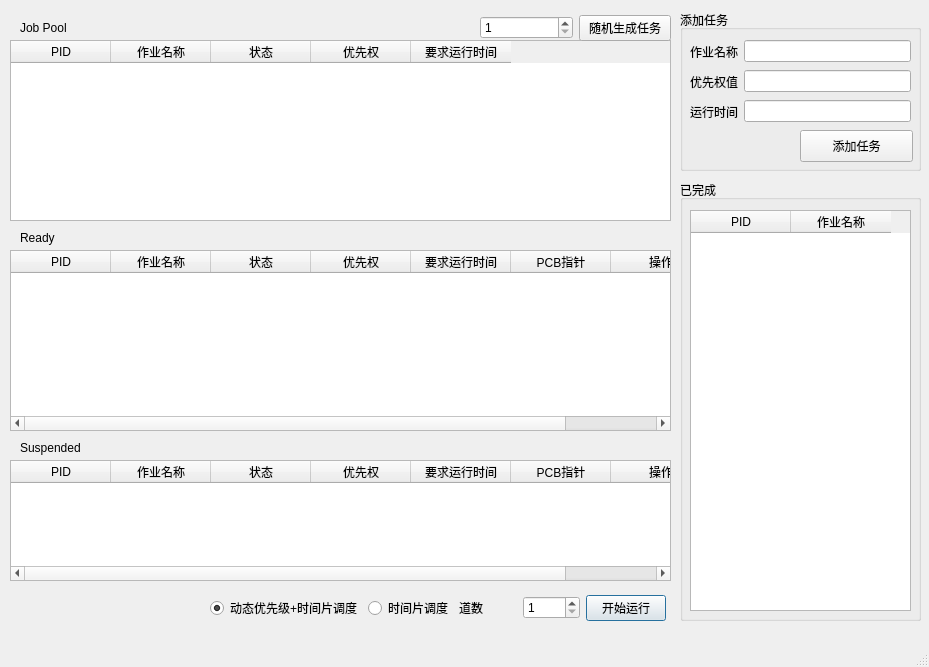
Before: the Qt Designer form mainwindow.ui in fr0der1c/Simulate-CPU-Scheduling, drawn with Qt 5.
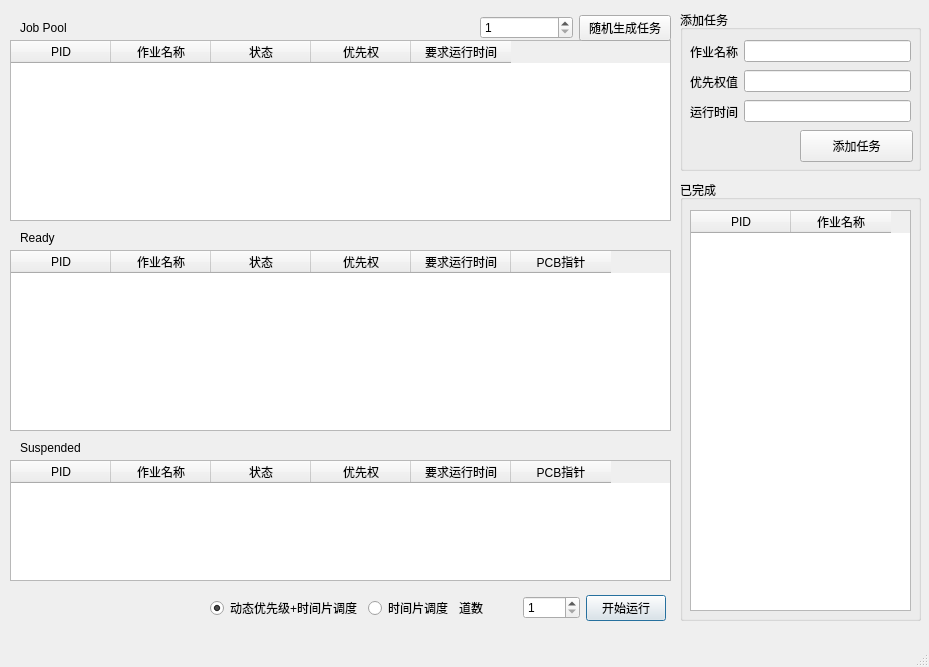
After: the same form once the commit is applied.

Commit message: Rename RunningTable and add lock for each table

Diff of the .ui file:
```diff
--- a/mainwindow.ui
+++ b/mainwindow.ui
@@ -131,11 +131,6 @@
       <string>PCB指针</string>
      </property>
     </column>
-    <column>
-     <property name="text">
-      <string>操作</string>
-     </property>
-    </column>
    </widget>
    <widget class="QLabel" name="RunningLabel">
     <property name="geometry">
@@ -198,11 +193,6 @@
       <string>PCB指针</string>
      </property>
     </column>
-    <column>
-     <property name="text">
-      <string>操作</string>
-     </property>
-    </column>
    </widget>
    <widget class="QLabel" name="SuspendLabel">
     <property name="geometry">
```
Left out of the diff: 2 changed lines with no effect on the pictures. The commit also changes 2 other files.
